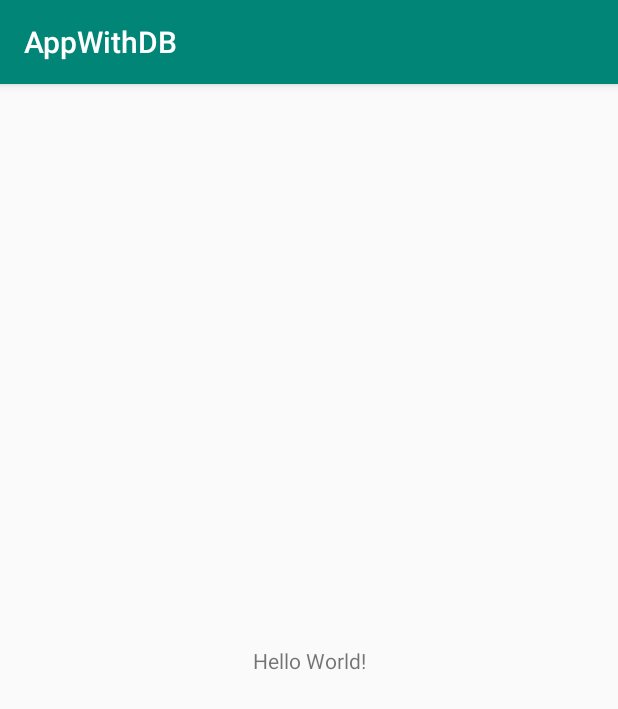
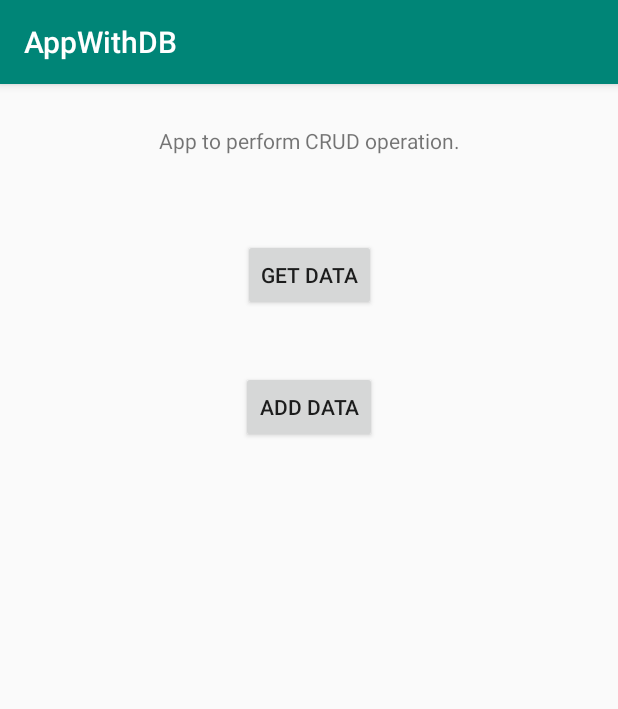
Before and after one commit to simranpalia/AndroidAppWithDB, an Android app: the screen it shows after launch (MainActivity), on a phone screen of 412 x 824 dp. Shown: the top 709 px of the screen. Run offline under Robolectric (Android 15) with nearby library versions, the phone set to English and light mode, and no system bars.

Commit message:
Commit 1.
Build project done.

```diff
--- a/app/src/main/res/layout/activity_main.xml
+++ b/app/src/main/res/layout/activity_main.xml
@@ -6,13 +6,57 @@
     android:layout_height="match_parent"
     tools:context=".MainActivity">
 
-    <TextView
-        android:layout_width="wrap_content"
-        android:layout_height="wrap_content"
-        android:text="Hello World!"
-        app:layout_constraintBottom_toBottomOf="parent"
-        app:layout_constraintLeft_toLeftOf="parent"
-        app:layout_constraintRight_toRightOf="parent"
-        app:layout_constraintTop_toTopOf="parent" />
+    <FrameLayout
+        android:layout_width="match_parent"
+        android:layout_height="match_parent">
 
+        <android.support.constraint.ConstraintLayout
+            android:layout_width="match_parent"
+            android:layout_height="match_parent">
+
+            <TextView
+                android:id="@+id/textView"
+                android:layout_width="wrap_content"
+                android:layout_height="wrap_content"
+                android:layout_marginStart="8dp"
+                android:layout_marginLeft="8dp"
+                android:layout_marginTop="28dp"
+                android:layout_marginEnd="8dp"
+                android:layout_marginRight="8dp"
+                android:text="App to perform CRUD operation."
+                app:layout_constraintEnd_toEndOf="parent"
+                app:layout_constraintStart_toStartOf="parent"
+                app:layout_constraintTop_toTopOf="parent" />
+
+            <Button
+                android:id="@+id/button"
+                android:layout_width="wrap_content"
+                android:layout_height="wrap_content"
+                android:layout_marginStart="8dp"
+                android:layout_marginLeft="8dp"
+                android:layout_marginTop="56dp"
+                android:layout_marginEnd="8dp"
+                android:layout_marginRight="8dp"
+                android:text="Get Data"
+                app:layout_constraintEnd_toEndOf="parent"
+                app:layout_constraintHorizontal_bias="0.501"
+                app:layout_constraintStart_toStartOf="parent"
+                app:layout_constraintTop_toBottomOf="@+id/textView" />
+
+            <Button
+                android:id="@+id/button2"
+                android:layout_width="wrap_content"
+                android:layout_height="wrap_content"
+                android:layout_marginStart="8dp"
+                android:layout_marginLeft="8dp"
+                android:layout_marginTop="40dp"
+                android:layout_marginEnd="8dp"
+                android:layout_marginRight="8dp"
+                android:text="Add Data"
+                app:layout_constraintEnd_toEndOf="parent"
+                app:layout_constraintStart_toStartOf="parent"
+                app:layout_constraintTop_toBottomOf="@+id/button" />
+
+        </android.support.constraint.ConstraintLayout>
+    </FrameLayout>
 </android.support.constraint.ConstraintLayout>
```
